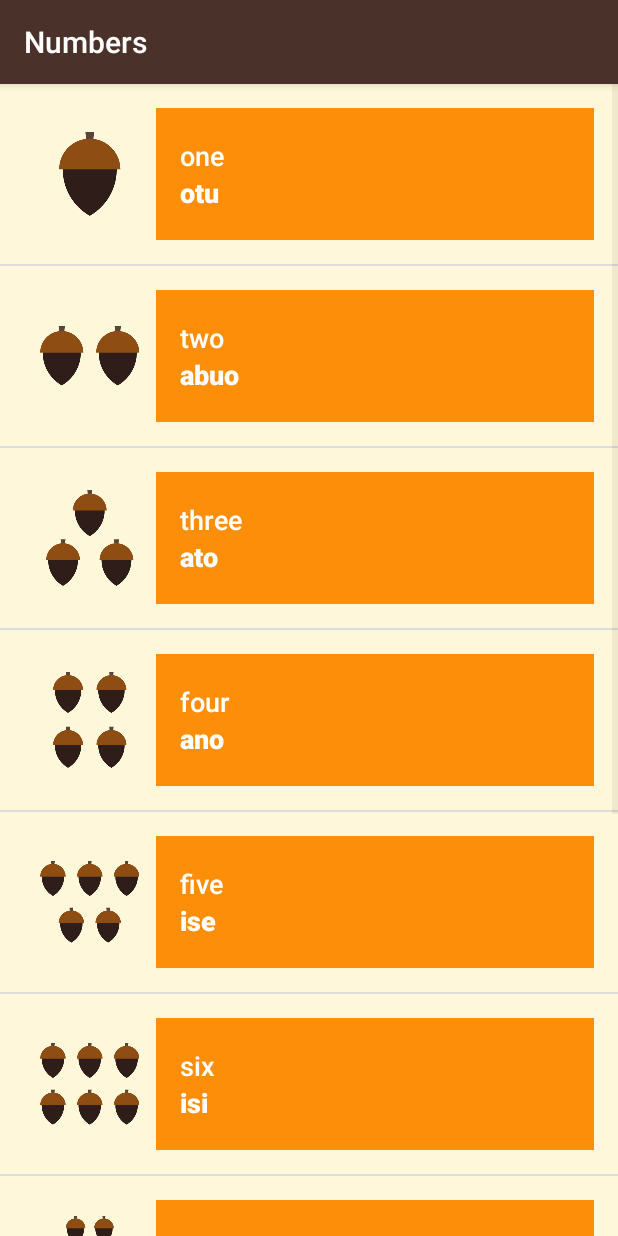
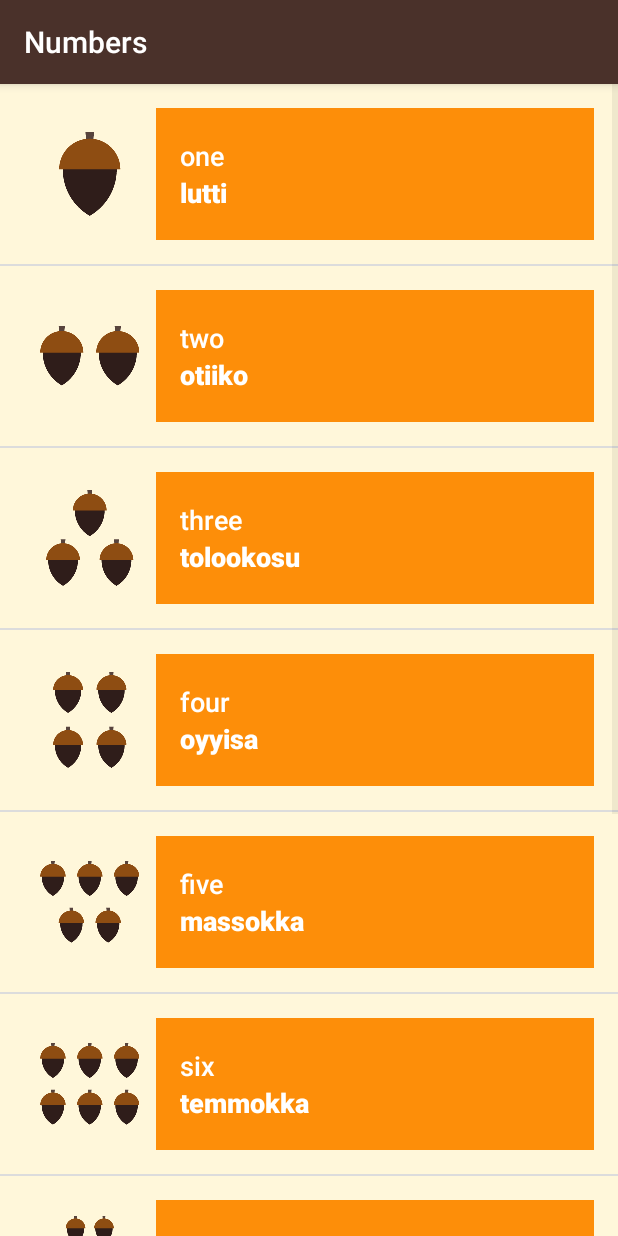
Before and after one commit to Ikey22/MiwokApp, an Android app: the NumbersActivity screen opened directly, with no data from a screen before it, on a phone screen of 412 x 824 dp. Run offline under Robolectric (Android 15) with nearby library versions, the phone set to English and light mode, and no system bars.

Commit message:
Added Miwok translation

```diff
--- a/app/src/main/java/com/example/igbo/NumbersActivity.kt
+++ b/app/src/main/java/com/example/igbo/NumbersActivity.kt
@@ -14,19 +14,17 @@ class NumbersActivity : AppCompatActivity() {
 
 
     val words = ArrayList<Word>()
-//
-//        val w = Word("lutti", "one")
-//        words.add(w)
-        words.add(Word( "one", "otu", R.drawable.number_one,R.raw.number_one))
-        words.add(Word( "two", "abuo", R.drawable.number_two,R.raw.number_two))
-        words.add(Word( "three", "ato", R.drawable.number_three,R.raw.number_three))
-        words.add(Word( "four", "ano", R.drawable.number_four,R.raw.number_four))
-        words.add(Word( "five", "ise", R.drawable.number_five,R.raw.number_five))
-        words.add(Word( "six", "isi", R.drawable.number_six,R.raw.number_six))
-        words.add(Word( "seven", "asa", R.drawable.number_seven,R.raw.number_seven))
-        words.add(Word( "eight", "asato", R.drawable.number_eight,R.raw.number_eight))
-        words.add(Word( "nine", "itoolu", R.drawable.number_nine,R.raw.number_nine))
-        words.add(Word( "ten", "iri", R.drawable.number_ten,R.raw.number_ten))
+
+        words.add(Word( "one", "lutti", R.drawable.number_one,R.raw.number_one))
+        words.add(Word( "two", "otiiko", R.drawable.number_two,R.raw.number_two))
+        words.add(Word( "three", "tolookosu", R.drawable.number_three,R.raw.number_three))
+        words.add(Word( "four", "oyyisa", R.drawable.number_four,R.raw.number_four))
+        words.add(Word( "five", "massokka", R.drawable.number_five,R.raw.number_five))
+        words.add(Word( "six", "temmokka", R.drawable.number_six,R.raw.number_six))
+        words.add(Word( "seven", "kenekaku", R.drawable.number_seven,R.raw.number_seven))
+        words.add(Word( "eight", "kawinta", R.drawable.number_eight,R.raw.number_eight))
+        words.add(Word( "nine", "wo’e", R.drawable.number_nine,R.raw.number_nine))
+        words.add(Word( "ten", "na’aacha", R.drawable.number_ten,R.raw.number_ten))
 
 //        words.add("one")
 //        words.add("two")
```
Also changed, not shown: app/src/main/java/com/example/igbo/ColorsActivity.kt (+23 -9 lines), app/src/main/java/com/example/igbo/FamilyActivity.kt (+24 -32 lines), app/src/main/java/com/example/igbo/PhrasesActivity.kt (+22 -30 lines), app/src/main/res/layout/activity_colors.xml (deleted, +0 -12 lines).
